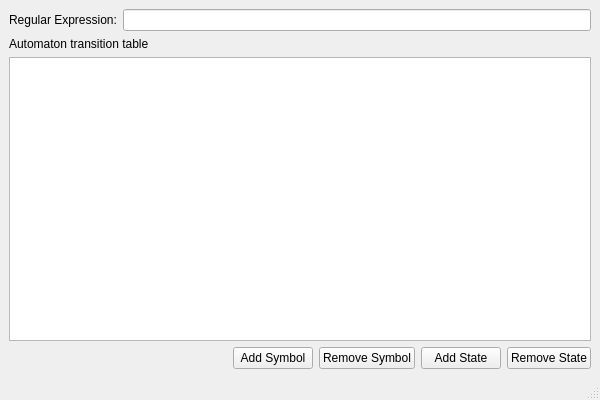
The window that ui/main_window.ui (matheuspb/simone) describes before a commit, drawn with Qt 5.
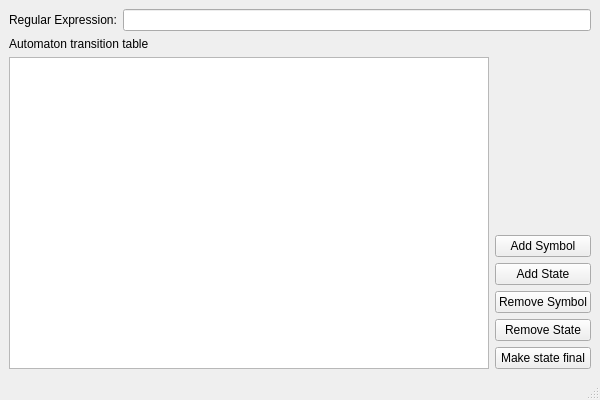
The same window after the commit.

Commit message:
States can be made final
Also the initial state and final states are indicated in the table

```diff
--- a/ui/main_window.ui
+++ b/ui/main_window.ui
@@ -14,7 +14,7 @@
    <string>Automata Editor</string>
   </property>
   <widget class="QWidget" name="centralwidget">
-   <layout class="QVBoxLayout" name="verticalLayout_2">
+   <layout class="QVBoxLayout" name="verticalLayout_3">
     <item>
      <layout class="QHBoxLayout" name="horizontalLayout_1">
       <item>
@@ -30,6 +30,8 @@
      </layout>
     </item>
     <item>
+     <layout class="QHBoxLayout" name="horizontalLayout">
+      <item>
      <layout class="QHBoxLayout" name="horizontalLayout_2">
       <item>
        <layout class="QVBoxLayout" name="verticalLayout">
@@ -55,16 +57,16 @@
      </layout>
     </item>
     <item>
-     <layout class="QHBoxLayout" name="horizontalLayout">
+       <layout class="QVBoxLayout" name="verticalLayout_2">
       <item>
-       <spacer name="horizontalSpacer">
+         <spacer name="verticalSpacer">
         <property name="orientation">
-         <enum>Qt::Horizontal</enum>
+           <enum>Qt::Vertical</enum>
         </property>
         <property name="sizeHint" stdset="0">
          <size>
-          <width>40</width>
-          <height>20</height>
+            <width>20</width>
+            <height>40</height>
          </size>
         </property>
        </spacer>
@@ -76,13 +78,6 @@
         </property>
        </widget>
       </item>
-      <item>
-       <widget class="QPushButton" name="removeSymbolButton">
-        <property name="text">
-         <string>Remove Symbol</string>
-        </property>
-       </widget>
-      </item>
       <item>
        <widget class="QPushButton" name="addStateButton">
         <property name="text">
@@ -90,6 +85,13 @@
         </property>
        </widget>
       </item>
+        <item>
+         <widget class="QPushButton" name="removeSymbolButton">
+          <property name="text">
+           <string>Remove Symbol</string>
+          </property>
+         </widget>
+        </item>
       <item>
        <widget class="QPushButton" name="removeStateButton">
         <property name="text">
@@ -97,6 +99,15 @@
         </property>
        </widget>
       </item>
+        <item>
+         <widget class="QPushButton" name="finalStateButton">
+          <property name="text">
+           <string>Make state final</string>
+          </property>
+         </widget>
+        </item>
+       </layout>
+      </item>
      </layout>
     </item>
    </layout>
```
Left out of the diff: 2 changed lines with no effect on the pictures. Lines whose indentation alone changed are shown as unchanged. The commit also changes 4 other files.
